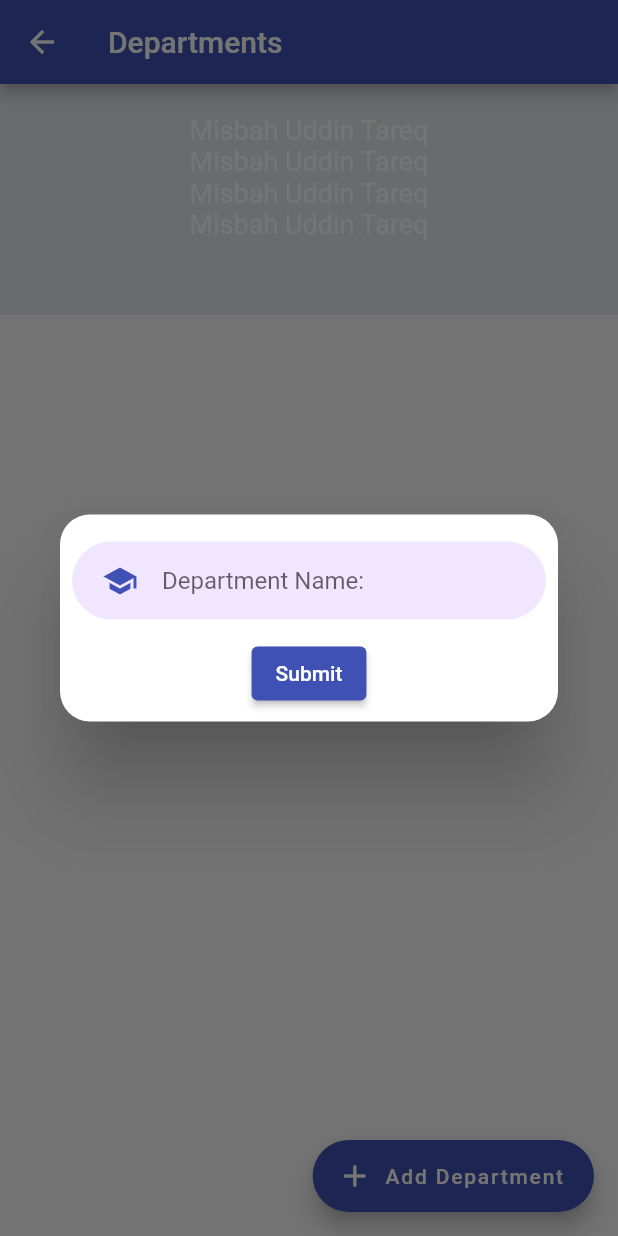
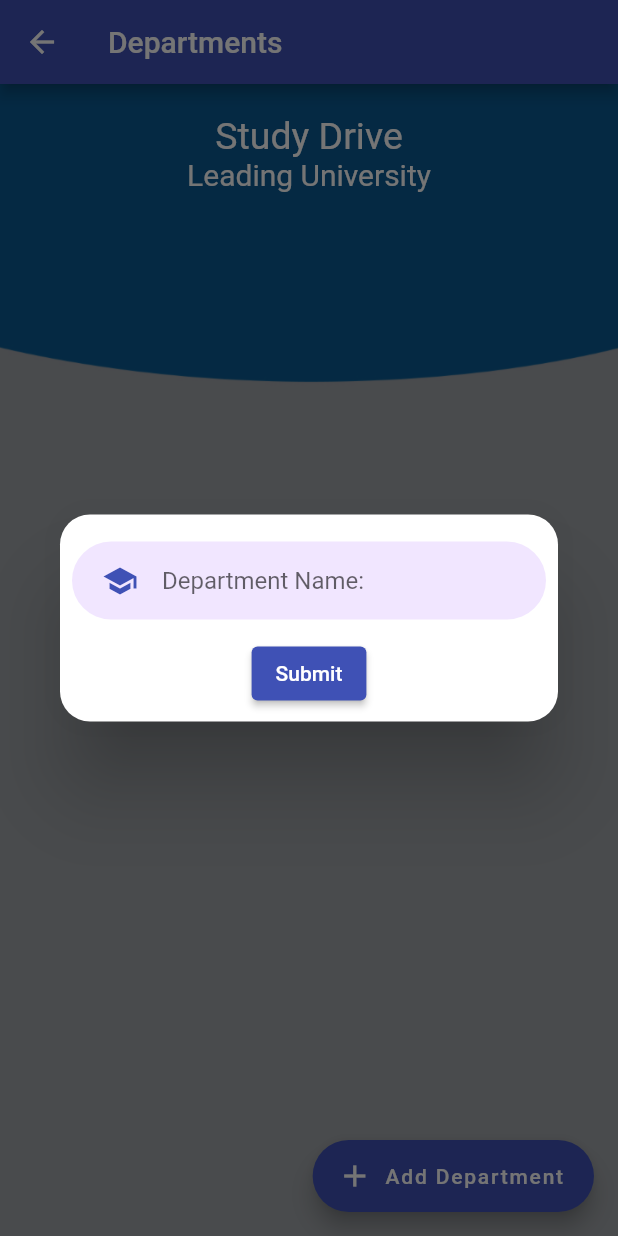
Before and after one commit to lumisbah92/StudyDrive, a Flutter app: the Department screen opened directly, after a tap on "Add Department", on a phone screen of 412 x 824 dp. Run offline on Flutter 3.47's test engine with Material 2 defaults, Android fonts, the phone set to English and light mode, and no system bars; our stand-ins replace cloud_firestore, dio, file_picker, firebase_auth, firebase_core, firebase_storage and 3 more; accounts and stored records are empty.

Commit message:
Edited Department.dart and semister.dart

```diff
--- a/lib/pages/Files/Department/Department.dart
+++ b/lib/pages/Files/Department/Department.dart
@@ -46,7 +46,18 @@ class _DepartmentState extends State<Department> {
   @override
   Widget build(BuildContext context) {
     Size size = MediaQuery.of(context).size;
-    return Scaffold(
+    return Container(
+      decoration: BoxDecoration(
+        image: DecorationImage(
+            image: AssetImage("assets/images/background_for_department.png"),
+            fit: BoxFit.cover,
+            colorFilter: ColorFilter.mode(
+              Colors.black.withOpacity(0.3),
+              BlendMode.darken,
+            )),
+      ),
+      child: Scaffold(
+        backgroundColor: Colors.transparent,
         appBar: AppBar(
           title: Text('Departments'),
         ),
@@ -128,14 +139,16 @@ class _DepartmentState extends State<Department> {
             );
           },
         ),
-      body: DecoratedBox(
-        decoration: BoxDecoration(
-          image: DecorationImage(
-              image: AssetImage("assets/images/background_for_department.png"),
-              fit: BoxFit.cover,
+        body: SingleChildScrollView(
+          scrollDirection: Axis.vertical,
+          child: Column(
+            //mainAxisAlignment: MainAxisAlignment.center,
+            crossAxisAlignment: CrossAxisAlignment.stretch,
+            children: [
+              ListDepartmentPage(),
+            ],
           ),
         ),
-        child: ListDepartmentPage(),
       ),
     );
   }
--- a/lib/pages/Files/Department/list_department_page.dart
+++ b/lib/pages/Files/Department/list_department_page.dart
@@ -1,6 +1,7 @@
 import 'package:cloud_firestore/cloud_firestore.dart';
 import 'package:flutter/material.dart';
 import 'package:flutter_staggered_grid_view/flutter_staggered_grid_view.dart';
+import 'package:study_drive/constants.dart';
 import 'package:study_drive/pages/Files/Semister/semister.dart';
 
 class ListDepartmentPage extends StatefulWidget {
@@ -54,84 +55,48 @@ class _ListDepartmentPageState extends State<ListDepartmentPage> {
             child: Column(
               children: [
                 Text(
-                  "Misbah Uddin Tareq",
-                  style: TextStyle(fontSize: 18.0, color: Colors.white),
+                  "Study Drive",
+                  style: TextStyle(fontSize: 25.0, color: Colors.white),
                 ),
                 Text(
-                  "Misbah Uddin Tareq",
-                  style: TextStyle(fontSize: 18.0, color: Colors.white),
+                  "Leading University",
+                  style: TextStyle(fontSize: 20.0, color: Colors.white),
                 ),
-                Text(
-                  "Misbah Uddin Tareq",
-                  style: TextStyle(fontSize: 18.0, color: Colors.white),
-                ),
-                Text(
-                  "Misbah Uddin Tareq",
-                  style: TextStyle(fontSize: 18.0, color: Colors.white),
-                ),
-                Padding(
-                  padding: EdgeInsets.all(15),
+                Center(
+                  child: Padding(
+                    padding: EdgeInsets.only(
+                        top: 40, bottom: 15, left: 15, right: 15),
                     child: StaggeredGridView.countBuilder(
                       shrinkWrap: true,
                       scrollDirection: Axis.vertical,
                       physics: ScrollPhysics(),
                       crossAxisCount: 2,
                       itemCount: storedocs.length,
-                    staggeredTileBuilder: (int index) =>
-                        StaggeredTile.extent(1, 150),
+                      staggeredTileBuilder: (int index) => StaggeredTile.fit(1),
                       mainAxisSpacing: 10,
                       crossAxisSpacing: 10,
-                    itemBuilder: (BuildContext context, int index) {
-                      return new GestureDetector(
-                        child: Card(
-                          color: Colors.white70,
-                          /*child: ListTile(
-                          title: Text(
+                      itemBuilder: (BuildContext context, int index) => Card(
+                        child: ListTile(
+                          title: Center(
+                            child: Text(
                               storedocs[index]['Department Name'],
                               style: TextStyle(fontSize: 18.0),
                             ),
+                          ),
                           tileColor: kPrimaryLightColor,
-                          leading: SizedBox(
-                            width: 50,
-                            height: 50,
-                            child: Image.network(
-                                "https://media-exp1.licdn.com/dms/image/C5603AQFTNHaWoz9-DQ/profile-displayphoto-shrink_800_800/0/1619187655949?e=1649894400&v=beta&t=I2xDAgh9KRP4ksVDxRcsPrRynF24Uj7rp0etI4yQbKs"),
-                          ),
                           onTap: () {
                             Navigator.of(context).push(
                               MaterialPageRoute(
-                                builder: (context) => Semister(),
+                                builder: (context) => Semister(
+                                  department: storedocs[index]
+                                      ['Department Name'],
+                                ),
                               ),
                             );
                           },
-                        ),*/
-                          child: Column(
-                            children: [
-                              //Icon(Icons.edit),
-                              Ink.image(
-                                image: NetworkImage(
-                                  "https://media-exp1.licdn.com/dms/image/C5603AQFTNHaWoz9-DQ/profile-displayphoto-shrink_800_800/0/1619187655949?e=1649894400&v=beta&t=I2xDAgh9KRP4ksVDxRcsPrRynF24Uj7rp0etI4yQbKs",
-                                ),
-                                height: 100,
-                                fit: BoxFit.fill,
-                              ),
-                              Text(
-                                storedocs[index]['Department Name'],
-                                style: TextStyle(
-                                    fontSize: 18.0, color: Colors.black),
-                              ),
-                            ],
                         ),
                       ),
-                        onTap: () {
-                          Navigator.of(context).push(
-                            MaterialPageRoute(
-                              builder: (context) => Semister(department: storedocs[index]['Department Name'],),
                     ),
-                          );
-                        },
-                      );
-                    },
                   ),
                 ),
               ],
```
Also changed, not shown: lib/pages/Files/Semister/semister.dart (+14 -11 lines). Lines whose indentation alone changed are shown as unchanged.
